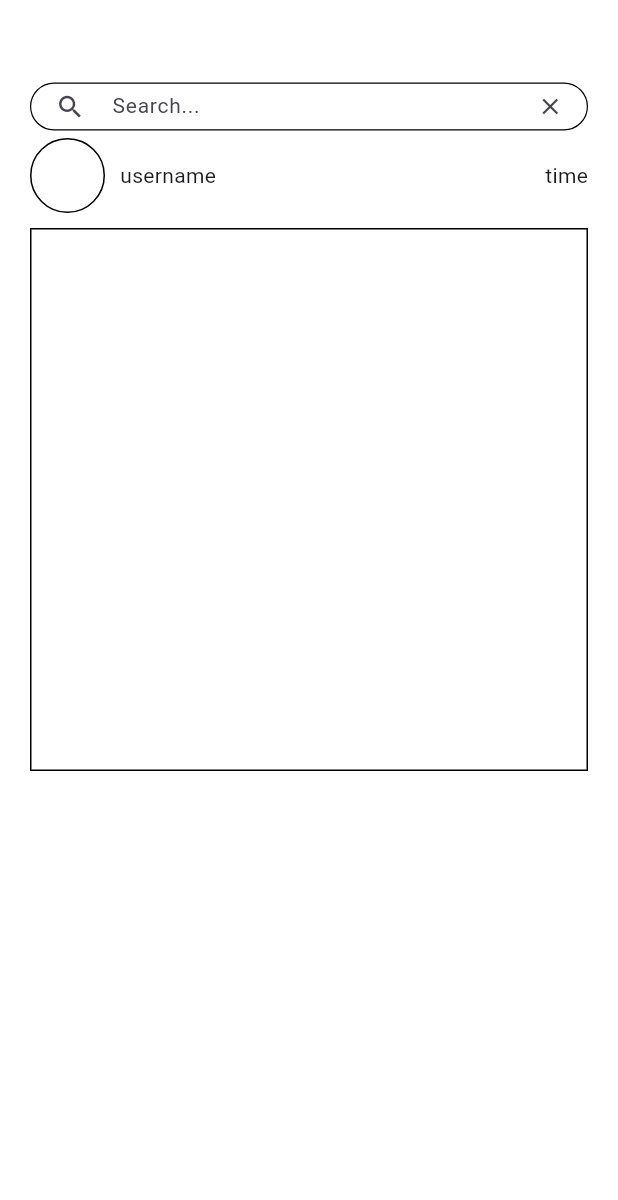
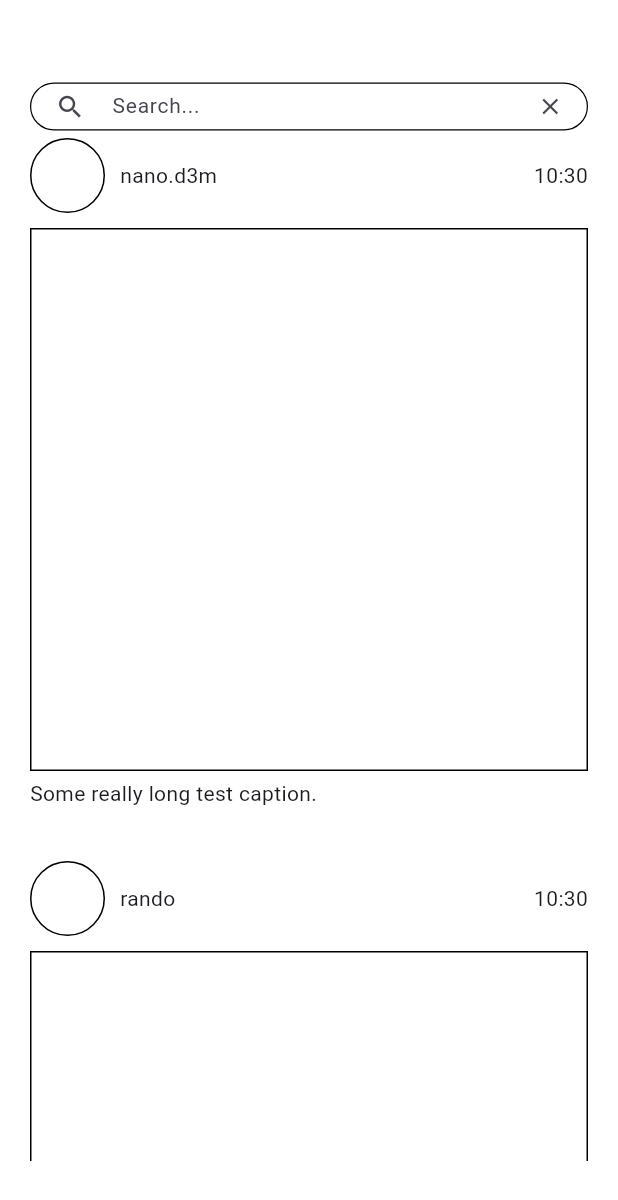
Before and after one commit to gobrianyu/dubhacks-24, a Flutter app: the screen it shows after launch, on a phone screen of 412 x 824 dp. Shown: the top 1200 px of the screen. Run offline on Flutter 3.47's test engine with Material 3 defaults, Android fonts, the phone set to English and light mode, and no system bars.

Commit message:
updates to social.dart

```diff
--- a/dubhacks24_flutter_frontend/lib/post.dart
+++ b/dubhacks24_flutter_frontend/lib/post.dart
@@ -0,0 +1,9 @@
+class DreamPost {
+  final String username;
+  final DateTime time;
+  final profilePic;
+  final String caption;
+  // post + user pfp as images
+
+  DreamPost({required this.username, required this.time, required this.profilePic, required this.caption});
+}
--- a/dubhacks24_flutter_frontend/lib/socials.dart
+++ b/dubhacks24_flutter_frontend/lib/socials.dart
@@ -1,5 +1,4 @@
-import 'dart:ffi';
-
+import 'package:dubhacks24_flutter_frontend/post.dart';
 import 'package:flutter/material.dart';
 
 class Socials extends StatefulWidget {
@@ -10,16 +9,18 @@ class Socials extends StatefulWidget {
 }
 
 class SocialsState extends State<Socials> {
+  final List<DreamPost> feed = [];
   final TextEditingController searchController = TextEditingController();
 
   @override
   void initState() {
-
+    initFeed();
   }
 
   @override
   Widget build(BuildContext context) {
     return Scaffold(
+      resizeToAvoidBottomInset: true,
       backgroundColor: Colors.white,
       body: Padding(
         padding: const EdgeInsets.only(left: 20, right: 20, top: 50, bottom: 50),
@@ -27,7 +28,7 @@ class SocialsState extends State<Socials> {
           crossAxisAlignment: CrossAxisAlignment.center,
           children: [
             _filterBar(),
-            _post()
+            _postList()
           ],
         ),
       )
@@ -35,13 +36,23 @@ class SocialsState extends State<Socials> {
   }
 
   Widget _postList() {
-    return ListView(
-      children: []
+    List<Widget> feedList = [];
+    for (DreamPost post in feed) {
+      feedList.add(_post(post));
+    }
+    return Container(
+      height: MediaQuery.of(context).size.height - 142,
+      child: ListView(
+        primary: true,
+        shrinkWrap: true,
+        children: feedList,
+      ),
     );
   }
 
-  Widget _post() {
+  Widget _post(DreamPost post) {
     return Column(
+      crossAxisAlignment: CrossAxisAlignment.start,
       children: [
         Row(
           children: [
@@ -54,9 +65,9 @@ class SocialsState extends State<Socials> {
                 shape: BoxShape.circle
               ),
             ),
-            Text('username'),
+            Text(post.username),
             Spacer(),
-            Text('time')
+            Text(getDate(post.time))
           ],
         ),
         AspectRatio(
@@ -67,7 +78,12 @@ class SocialsState extends State<Socials> {
               border: Border.all()
             )
           ),
-        )
+        ),
+        Padding(
+          padding: const EdgeInsets.only(top: 5, bottom: 5),
+          child: Text('Some really long test caption.'),
+        ),
+        SizedBox(height: 30)
       ],
     );
   }
@@ -118,4 +134,41 @@ class SocialsState extends State<Socials> {
       )
     );
   }
+
+  // temp? tester function to hardcode posts in user's feed
+  void initFeed() {
+    final post1 = DreamPost(username: 'nano.d3m', time: DateTime.now(), profilePic: 'unknown', caption: '@dubhacks for 2024. 10th year anni!');
+    final post2 = DreamPost(username: 'rando', time: DateTime.now(), profilePic: 'profilePic', caption: 'RAHHHH');
+    feed.add(post1);
+    feed.add(post2);
+  }
 }
+
+String monthAsAbbrevString(int month) {
+  switch (month) {
+    case 1: return 'Jan';
+    case 2: return 'Feb';
+    case 3: return 'Mar';
+    case 4: return 'Apr';
+    case 5: return 'May';
+    case 6: return 'June';
+    case 7: return 'July';
+    case 8: return 'Aug';
+    case 9: return 'Sep';
+    case 10: return 'Oct';
+    case 11: return 'Nov';
+    case 12: return 'Dec';
+    default: return '???';
+  }
+}
+
+String getDate(DateTime time) {
+  final DateTime now = DateTime.now();
+  if (time.year == now.year) {
+    if (time.month == now.month && time.day == now.day) {
+      return '${time.hour}:${time.minute}';
+    }
+    return '${monthAsAbbrevString(time.month)} ${time.day}';
+  }
+  return '${monthAsAbbrevString(time.month)} ${time.day}, ${time.year}';
+}
```
